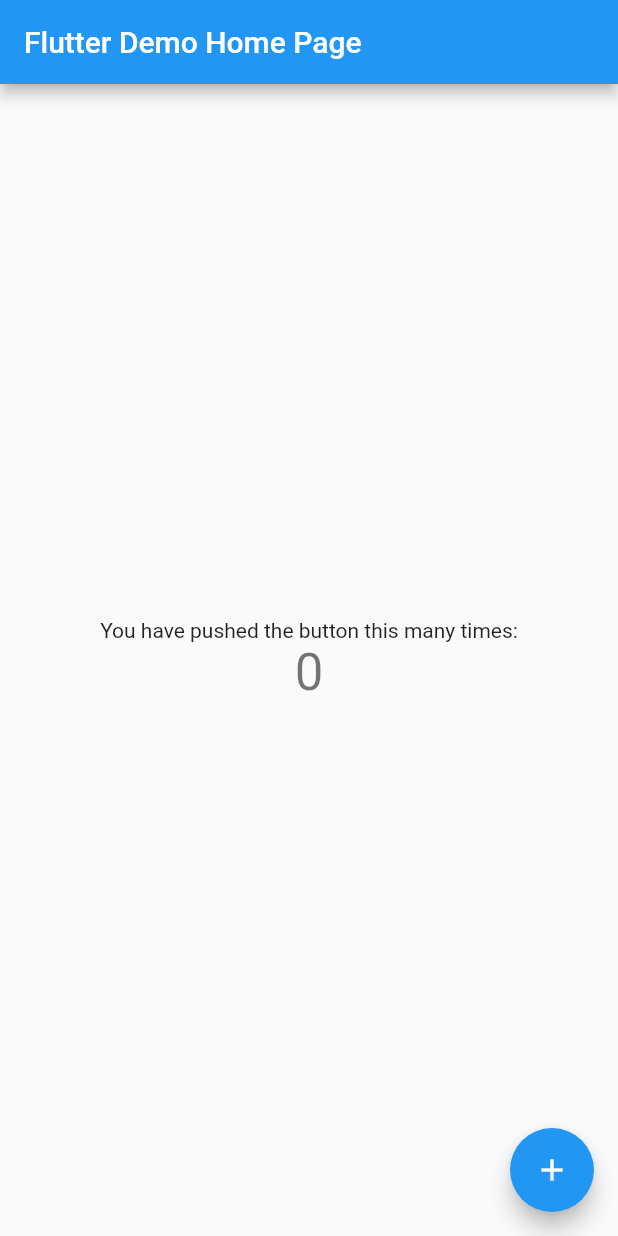
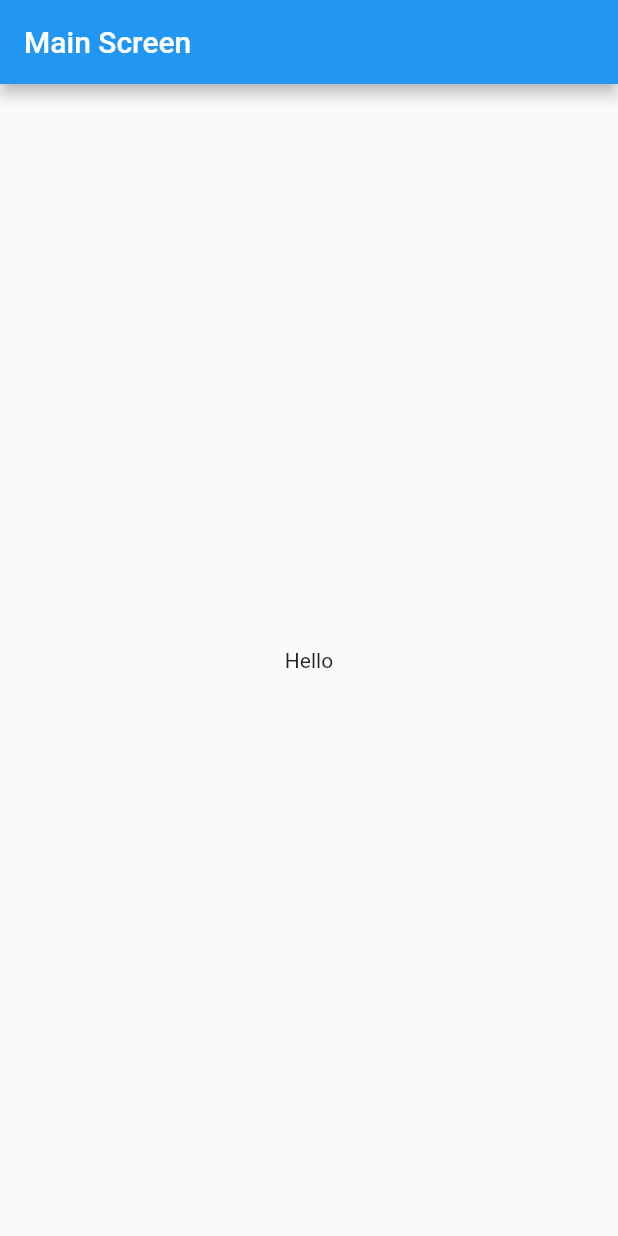
Before and after one commit to mowet601/rider_app, a Flutter app: the screen it shows after launch, on a phone screen of 412 x 824 dp. Run offline on Flutter 3.47's test engine with Material 2 defaults, Android fonts, the phone set to English and light mode, and no system bars.

```diff
--- /dev/null
+++ b/lib/AllScreens/mainscreen.dart
@@ -0,0 +1,15 @@
+import 'package:flutter/material.dart';
+
+class MainScreen extends StatelessWidget {
+  @override
+  Widget build(BuildContext context) {
+    return Scaffold(
+      appBar: AppBar(
+        title: Text("Main Screen"),
+      ),
+      body: Center(
+        child: Text("Hello"),
+      ),
+    );
+  }
+}
--- a/lib/main.dart
+++ b/lib/main.dart
@@ -1,117 +1,21 @@
 import 'package:flutter/material.dart';
+import 'package:rider_app/AllScreens/mainscreen.dart';
 
 void main() {
   runApp(MyApp());
 }
 
 class MyApp extends StatelessWidget {
-  // This widget is the root of your application.
   @override
   Widget build(BuildContext context) {
     return MaterialApp(
       title: 'Flutter Demo',
+      debugShowCheckedModeBanner: false,
       theme: ThemeData(
-        // This is the theme of your application.
-        //
-        // Try running your application with "flutter run". You'll see the
-        // application has a blue toolbar. Then, without quitting the app, try
-        // changing the primarySwatch below to Colors.green and then invoke
-        // "hot reload" (press "r" in the console where you ran "flutter run",
-        // or simply save your changes to "hot reload" in a Flutter IDE).
-        // Notice that the counter didn't reset back to zero; the application
-        // is not restarted.
         primarySwatch: Colors.blue,
-        // This makes the visual density adapt to the platform that you run
-        // the app on. For desktop platforms, the controls will be smaller and
-        // closer together (more dense) than on mobile platforms.
         visualDensity: VisualDensity.adaptivePlatformDensity,
       ),
-      home: MyHomePage(title: 'Flutter Demo Home Page'),
+      home: MainScreen(),
     );
   }
 }
-
-class MyHomePage extends StatefulWidget {
-  MyHomePage({Key key, this.title}) : super(key: key);
-
-  // This widget is the home page of your application. It is stateful, meaning
-  // that it has a State object (defined below) that contains fields that affect
-  // how it looks.
-
-  // This class is the configuration for the state. It holds the values (in this
-  // case the title) provided by the parent (in this case the App widget) and
-  // used by the build method of the State. Fields in a Widget subclass are
-  // always marked "final".
-
-  final String title;
-
-  @override
-  _MyHomePageState createState() => _MyHomePageState();
-}
-
-class _MyHomePageState extends State<MyHomePage> {
-  int _counter = 0;
-
-  void _incrementCounter() {
-    setState(() {
-      // This call to setState tells the Flutter framework that something has
-      // changed in this State, which causes it to rerun the build method below
-      // so that the display can reflect the updated values. If we changed
-      // _counter without calling setState(), then the build method would not be
-      // called again, and so nothing would appear to happen.
-      _counter++;
-    });
-  }
-
-  @override
-  Widget build(BuildContext context) {
-    // This method is rerun every time setState is called, for instance as done
-    // by the _incrementCounter method above.
-    //
-    // The Flutter framework has been optimized to make rerunning build methods
-    // fast, so that you can just rebuild anything that needs updating rather
-    // than having to individually change instances of widgets.
-    return Scaffold(
-      appBar: AppBar(
-        // Here we take the value from the MyHomePage object that was created by
-        // the App.build method, and use it to set our appbar title.
-        title: Text(widget.title),
-      ),
-      body: Center(
-        // Center is a layout widget. It takes a single child and positions it
-        // in the middle of the parent.
-        child: Column(
-          // Column is also a layout widget. It takes a list of children and
-          // arranges them vertically. By default, it sizes itself to fit its
-          // children horizontally, and tries to be as tall as its parent.
-          //
-          // Invoke "debug painting" (press "p" in the console, choose the
-          // "Toggle Debug Paint" action from the Flutter Inspector in Android
-          // Studio, or the "Toggle Debug Paint" command in Visual Studio Code)
-          // to see the wireframe for each widget.
-          //
-          // Column has various properties to control how it sizes itself and
-          // how it positions its children. Here we use mainAxisAlignment to
-          // center the children vertically; the main axis here is the vertical
-          // axis because Columns are vertical (the cross axis would be
-          // horizontal).
-          mainAxisAlignment: MainAxisAlignment.center,
-          children: <Widget>[
-            Text(
-              'You have pushed the button this many times:',
-            ),
-            Text(
-              '$_counter',
-              style: Theme.of(context).textTheme.headline4,
-            ),
-          ],
-        ),
-      ),
-      floatingActionButton: FloatingActionButton(
-        onPressed: _incrementCounter,
-        tooltip: 'Increment',
-        child: Icon(Icons.add),
-      ), // This trailing comma makes auto-formatting nicer for build methods.
-    );
-  }
-}
```
Also changed, not shown: 3 other files.
